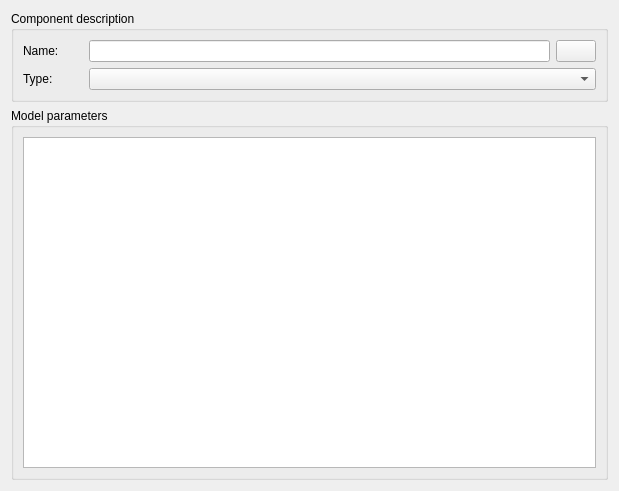
The window that SIM-VICUS/src/SVDBNetworkComponentEditWidget.ui (ghorwin/SIM-VICUS) describes before a commit, drawn with Qt 5.
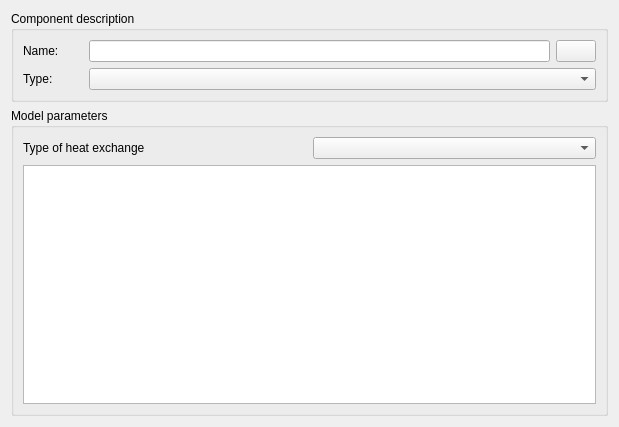
The same window after the commit. Custom widgets are drawn as their Qt base class.

Commit message: add VICUS NetworkHeatExchange class and implement in ui

```diff
--- a/SIM-VICUS/src/SVDBNetworkComponentEditWidget.ui
+++ b/SIM-VICUS/src/SVDBNetworkComponentEditWidget.ui
@@ -7,7 +7,7 @@
     <x>0</x>
     <y>0</y>
     <width>619</width>
-    <height>491</height>
+    <height>427</height>
    </rect>
   </property>
   <property name="windowTitle">
@@ -72,6 +72,20 @@
       <string>Model parameters</string>
      </property>
      <layout class="QVBoxLayout" name="verticalLayout_2">
+      <item>
+       <layout class="QHBoxLayout" name="horizontalLayout">
+        <item>
+         <widget class="QLabel" name="label">
+          <property name="text">
+           <string>Type of heat exchange</string>
+          </property>
+         </widget>
+        </item>
+        <item>
+         <widget class="QComboBox" name="comboBoxHeatExchangeType"/>
+        </item>
+       </layout>
+      </item>
       <item>
        <widget class="QTableWidget" name="tableWidgetParameters"/>
       </item>
```
The commit also changes 12 other files.
